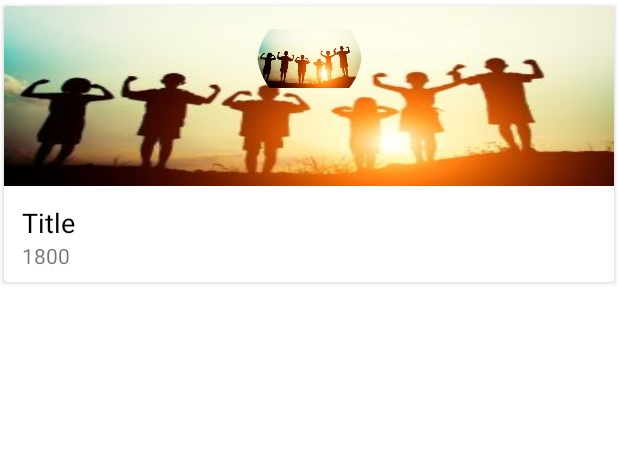
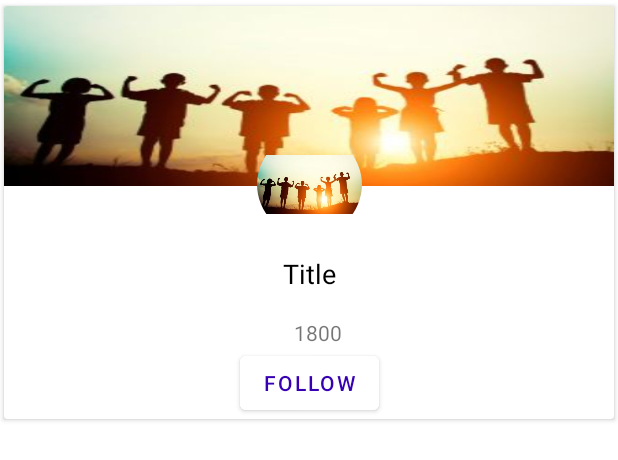
Before and after one commit to piemedeveloper/sample, an Android app: the layout adapter_data.xml on its own in the app's theme, with its tools: preview values and no code run, on a phone screen of 412 x 824 dp. Shown: the top 460 px of the screen. Run offline under Robolectric (Android 15) with nearby library versions, the phone set to English and light mode, and no system bars.

Commit message:
clean_up

```diff
--- a/app/build.gradle
+++ b/app/build.gradle
@@ -66,6 +66,8 @@ dependencies {
 
     implementation "com.google.dagger:hilt-android:2.38.1"
     kapt "com.google.dagger:hilt-compiler:2.38.1"
+    // Circular Image View
+    implementation 'de.hdodenhof:circleimageview:3.1.0'
 
     // Coroutines
     implementation 'org.jetbrains.kotlinx:kotlinx-coroutines-core:1.5.1'
--- a/app/src/main/res/layout/adapter_data.xml
+++ b/app/src/main/res/layout/adapter_data.xml
@@ -16,12 +16,12 @@
         android:layout_height="match_parent"
         android:orientation="vertical">
 
-        <com.google.android.material.imageview.ShapeableImageView
+        <ImageView
 
             android:id="@+id/img"
+            style="@style/roundedCornersImageView"
             android:layout_width="match_parent"
             android:layout_height="120dp"
-            style="@style/roundedCornersImageView"
             android:scaleType="fitXY"
             android:src="@drawable/jj"
             card_view:layout_constraintEnd_toEndOf="parent"
@@ -29,41 +29,58 @@
             card_view:layout_constraintTop_toTopOf="parent" />
 
         <com.google.android.material.imageview.ShapeableImageView
-            android:id="@+id/background"
+            android:id="@+id/profile"
+            style="@style/roundedCornersImageView"
             android:layout_width="70dp"
             android:layout_height="70dp"
-            style="@style/roundedCornersImageView"
-            card_view:shapeAppearanceOverlay="@style/roundedCornersImageView"
+            android:layout_marginTop="84dp"
             android:scaleType="centerInside"
             android:src="@drawable/jj"
             card_view:layout_constraintEnd_toEndOf="parent"
             card_view:layout_constraintStart_toStartOf="parent"
-            card_view:layout_constraintTop_toTopOf="parent" />
+            card_view:layout_constraintTop_toTopOf="parent"
+            card_view:shapeAppearanceOverlay="@style/roundedCornersImageView" />
+
         <TextView
             android:id="@+id/textName"
             android:layout_width="match_parent"
             android:layout_height="wrap_content"
             android:layout_alignStart="@+id/img"
             android:layout_margin="12dp"
+            android:layout_marginStart="12dp"
             android:layout_toRightOf="@+id/img"
             android:text="Title"
+            android:textAlignment="center"
             android:textColor="@color/black"
             android:textSize="18sp"
             card_view:layout_constraintStart_toStartOf="parent"
-            card_view:layout_constraintTop_toBottomOf="@+id/img" />
+            card_view:layout_constraintTop_toBottomOf="@+id/profile" />
 
         <TextView
             android:id="@+id/textPrice"
             android:layout_width="match_parent"
             android:layout_height="wrap_content"
             android:layout_below="@+id/img"
-            android:layout_toRightOf="@+id/img"
             android:layout_marginStart="12dp"
             android:layout_marginBottom="8dp"
+            android:layout_toRightOf="@+id/img"
+            android:textAlignment="center"
             card_view:layout_constraintBottom_toBottomOf="parent"
             card_view:layout_constraintStart_toStartOf="@+id/textName"
             card_view:layout_constraintTop_toBottomOf="@+id/textName"
+            card_view:layout_constraintVertical_bias="0.305"
             tools:text="1800" />
+
+        <Button
+            android:layout_width="wrap_content"
+            android:layout_height="wrap_content"
+            android:backgroundTint="@color/white"
+            android:text="Follow"
+            android:textColor="@color/purple_700"
+            card_view:layout_constraintBottom_toBottomOf="parent"
+            card_view:layout_constraintEnd_toEndOf="parent"
+            card_view:layout_constraintStart_toStartOf="parent"
+            card_view:layout_constraintTop_toBottomOf="@+id/textPrice" />
 
     </androidx.constraintlayout.widget.ConstraintLayout>
 
--- a/app/src/main/res/values/style.xml
+++ b/app/src/main/res/values/style.xml
@@ -3,7 +3,6 @@
 
     <style name="roundedCornersImageView" parent="">
         <item name="cornerFamily">rounded</item>
-        <item name="cornerSize">40dp</item>
+        <item name="cornerSize">35dp</item>
     </style>
-
 </resources>
```
Also changed, not shown: app/src/main/java/com/example/testingapi/api/Adapter/MainAdapter.kt (+8 -1 lines), app/src/main/res/drawable/custom_bottom.xml (+3 -10 lines).
